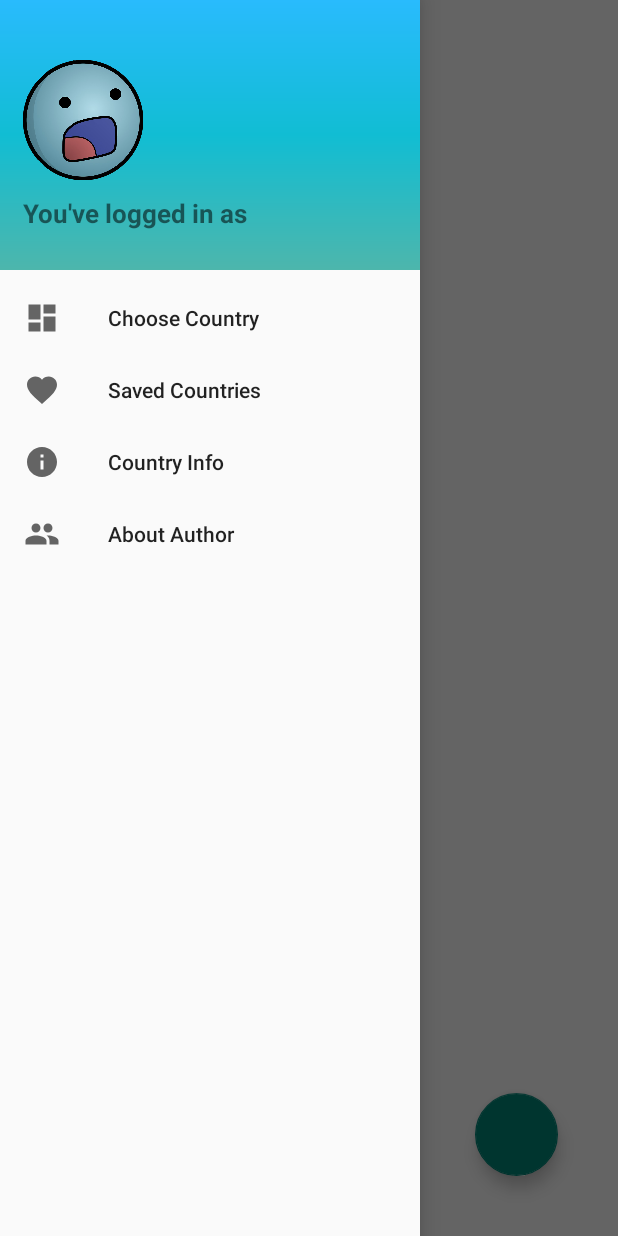
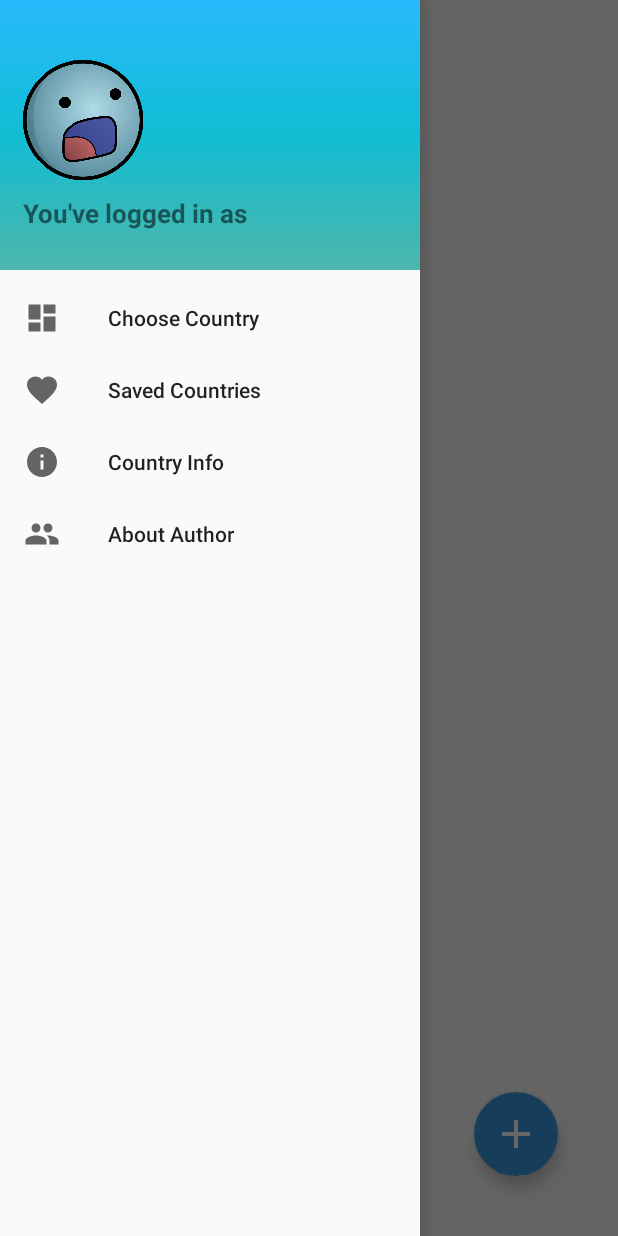
Before and after one commit to whiteformed/MobileDevLabs, an Android app: the FragmentChooseCountry screen opened directly, with no data from a screen before it, with the side drawer open, on a phone screen of 412 x 824 dp. Run offline under Robolectric (Android 15) with nearby library versions, the phone set to English and light mode, and no system bars.

Commit message:
made fab look good

```diff
--- a/app/src/main/res/drawable/ic_fab.xml
+++ b/app/src/main/res/drawable/ic_fab.xml
@@ -1,5 +1,5 @@
-<vector android:height="24dp" android:tint="#4B99FF"
+<vector android:height="24dp" android:tint="#FFFFFF"
     android:viewportHeight="24.0" android:viewportWidth="24.0"
     android:width="24dp" xmlns:android="http://schemas.android.com/apk/res/android">
-    <path android:fillColor="#FF000000" android:pathData="M12,2C6.48,2 2,6.48 2,12s4.48,10 10,10 10,-4.48 10,-10S17.52,2 12,2zM17,13h-4v4h-2v-4L7,13v-2h4L11,7h2v4h4v2z"/>
+    <path android:fillColor="#FF000000" android:pathData="M19,13h-6v6h-2v-6H5v-2h6V5h2v6h6v2z"/>
 </vector>
--- a/app/src/main/res/layout/fragment_choose_country.xml
+++ b/app/src/main/res/layout/fragment_choose_country.xml
@@ -1,5 +1,6 @@
 <?xml version="1.0" encoding="utf-8"?>
 <FrameLayout xmlns:android="http://schemas.android.com/apk/res/android"
+    xmlns:app="http://schemas.android.com/apk/res-auto"
     xmlns:tools="http://schemas.android.com/tools"
     android:layout_width="match_parent"
     android:layout_height="match_parent"
@@ -19,9 +20,16 @@
 
     <com.google.android.material.floatingactionbutton.FloatingActionButton
         android:id="@+id/fab"
-        android:layout_width="55dp"
-        android:layout_height="55dp"
+        android:layout_width="56dp"
+        android:layout_height="56dp"
         android:layout_gravity="end|bottom"
         android:layout_marginEnd="40dp"
-        android:layout_marginBottom="40dp" />
+        android:layout_marginBottom="40dp"
+        android:background="@color/colorActiveButtonBackground"
+        android:backgroundTint="@color/colorActiveButtonBackground"
+        android:elevation="8dp"
+        android:scaleType="fitXY"
+        android:src="@drawable/ic_fab"
+        app:backgroundTint="@color/colorActiveButtonBackground"
+        app:maxImageSize="32dp" />
 </FrameLayout>
```
